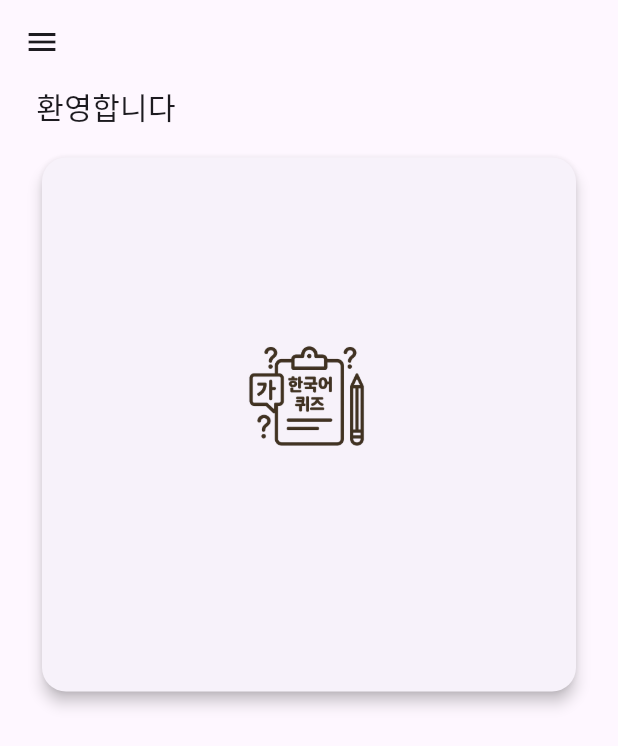
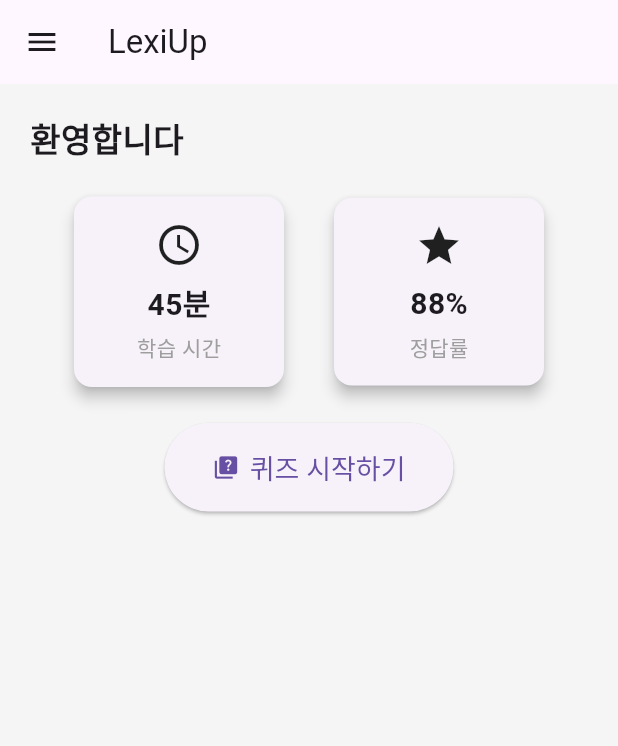
Before and after one commit to PLNumber/Eve, a Flutter app: the MainPage screen opened directly, on a phone screen of 412 x 824 dp. Shown: the top 746 px of the screen. Run offline on Flutter 3.47's test engine with Material 3 defaults, Android fonts, the phone set to English and light mode, and no system bars; our stand-ins replace audioplayers, cloud_firestore, firebase_auth, firebase_core, flutter_dotenv, google_sign_in and 1 more; accounts and stored records are empty.

Commit message:
메인의 UI를 바꿀려고 노력중....

```diff
--- a/lib/main.dart
+++ b/lib/main.dart
@@ -1,4 +1,4 @@
-// ✅ lib/main.dart (다국어 적용된 MainPage 포함)
+// ✅ lib/main.dart (Fitness UI 스타일 적용된 MainPage 포함)
 import 'package:eve/provider/audio_provider.dart';
 import 'package:eve/provider/local_provider.dart';
 import 'package:eve/provider/theme_provider.dart';
@@ -20,7 +20,6 @@ import 'views/pages/login_page.dart';
 import 'views/pages/quiz_page.dart';
 import 'views/pages/option_page.dart';
 import 'views/pages/set_name_page.dart';
-import 'views/widgets/feature_card.dart';
 import 'views/widgets/nav_util.dart';
 
 import 'Services/gemini_service.dart';
@@ -125,7 +124,7 @@ class MainPage extends StatefulWidget {
 }
 
 class _MainPage extends State<MainPage> {
-  String nickname = "  ";
+  String nickname = "";
   final AuthService _authService = AuthService();
 
   @override
@@ -143,22 +142,24 @@ class _MainPage extends State<MainPage> {
 
   @override
   Widget build(BuildContext context) {
+    final local = AppLocalizations.of(context)!;
+
     return PopScope(
       canPop: false,
       onPopInvokedWithResult: (bool didPop, Object? result) {
         if (didPop) return;
         showConfirmDialog(
           context,
-          title: AppLocalizations.of(context)!.exit,
-          content: AppLocalizations.of(context)!.confirm_exit,
+          title: local.exit,
+          content: local.confirm_exit,
           onConfirm: () => SystemNavigator.pop(),
         );
       },
       child: Scaffold(
+        backgroundColor: Colors.grey[100],
         appBar: AppBar(
-          title: Text(nickname),
-          leading: Builder(
-            builder: (context) => IconButton(
+          title: Text(nickname.isNotEmpty ? "$nickname님, 안녕하세요!" : "LexiUp"),
+          leading: IconButton(
             icon: const Icon(Icons.menu),
             onPressed: () => Navigator.push(
               context,
@@ -166,32 +167,37 @@ class _MainPage extends State<MainPage> {
             ),
           ),
         ),
-        ),
-
-
-        body: SingleChildScrollView(
-          padding: const EdgeInsets.symmetric(horizontal: 24.0),
+        body: Padding(
+          padding: const EdgeInsets.all(20.0),
           child: Column(
             crossAxisAlignment: CrossAxisAlignment.start,
             children: [
-              Text(AppLocalizations.of(context)!.title, style: const TextStyle(fontSize: 20)),
-              const SizedBox(height: 16),
-              GridView.count(
-                crossAxisCount: 1,
-                mainAxisSpacing: 16,
-                crossAxisSpacing: 16,
-                shrinkWrap: true,
-                physics: const NeverScrollableScrollPhysics(),
+              Text(local.title, style: const TextStyle(fontSize: 22, fontWeight: FontWeight.bold)),
+              const SizedBox(height: 20),
+              Row(
+                mainAxisAlignment: MainAxisAlignment.spaceEvenly,
                 children: [
-                  FeatureCard(
-                    imagePath: 'assets/images/korean_quiz.png',
-                    title: "   ",
-                    onTap: () => Navigator.push(
+                  //TODO : 학습 시간 및 정답률 공개
+                  _DashboardCard(icon: Icons.access_time, label: "학습 시간", value: "45분"),
+                  _DashboardCard(icon: Icons.star, label: "정답률", value: "88%"),
+                ],
+              ),
+              const SizedBox(height: 20),
+              Center(
+                child: ElevatedButton.icon(
+                  icon: const Icon(Icons.quiz),
+                  label: const Text("퀴즈 시작하기"),
+                  onPressed: () {
+                    Navigator.push(
                       context,
                       MaterialPageRoute(builder: (context) => QuizPage()),
+                    );
+                  },
+                  style: ElevatedButton.styleFrom(
+                    padding: const EdgeInsets.symmetric(horizontal: 32, vertical: 16),
+                    textStyle: const TextStyle(fontSize: 18),
                   ),
                 ),
-                ],
               ),
             ],
           ),
@@ -200,3 +206,33 @@ class _MainPage extends State<MainPage> {
     );
   }
 }
+
+class _DashboardCard extends StatelessWidget {
+  final IconData icon;
+  final String label;
+  final String value;
+
+  const _DashboardCard({required this.icon, required this.label, required this.value});
+
+  @override
+  Widget build(BuildContext context) {
+    return Card(
+      elevation: 4,
+      shape: RoundedRectangleBorder(borderRadius: BorderRadius.circular(12)),
+      child: Container(
+        width: 140,
+        padding: const EdgeInsets.all(16),
+        child: Column(
+          mainAxisSize: MainAxisSize.min,
+          children: [
+            Icon(icon, size: 32),
+            const SizedBox(height: 8),
+            Text(value, style: const TextStyle(fontSize: 20, fontWeight: FontWeight.bold)),
+            const SizedBox(height: 4),
+            Text(label, style: const TextStyle(fontSize: 14, color: Colors.grey)),
+          ],
+        ),
+      ),
+    );
+  }
+}
```
Lines whose indentation alone changed are shown as unchanged.
